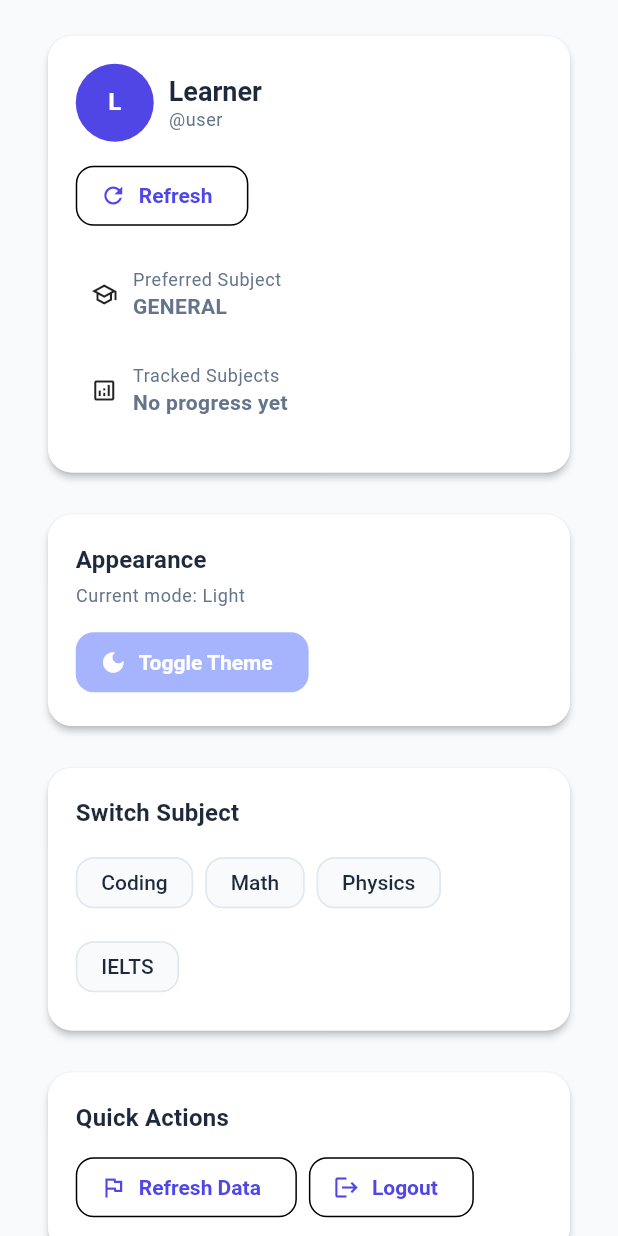
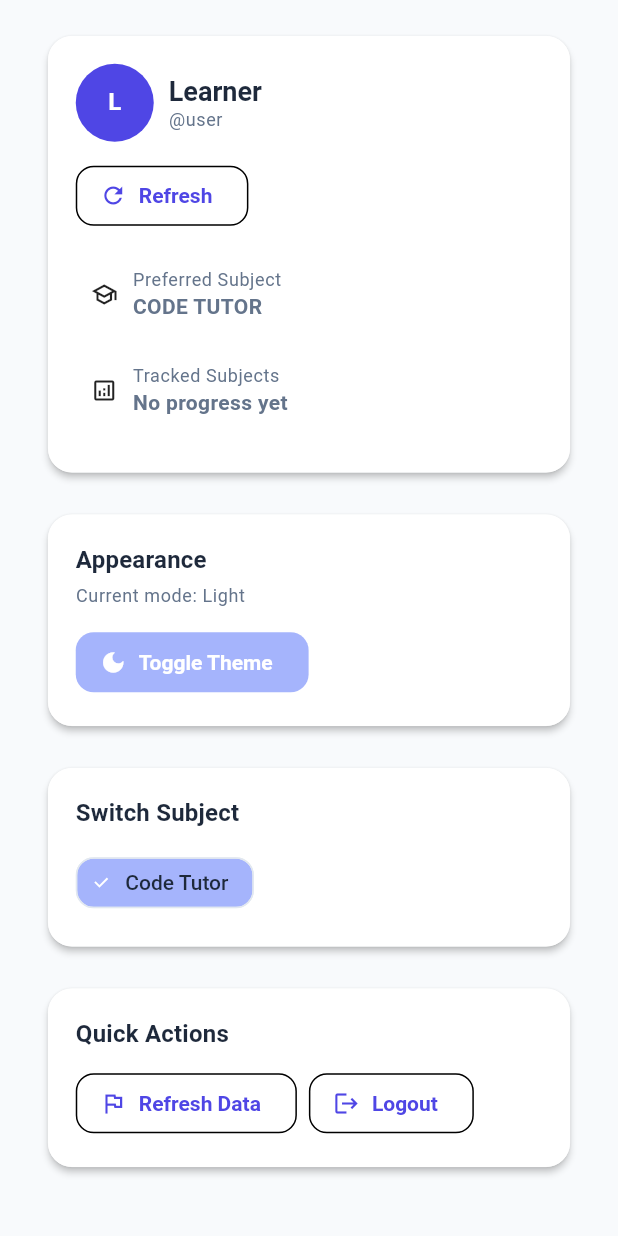
Before and after one commit to priyanshch1105/code-mentor-ai, a Flutter app: the ProfileScreen widget shown alone on an empty page, opened directly with empty values, on a phone screen of 412 x 824 dp. Run offline on Flutter 3.47's test engine with Material 3 defaults, Android fonts, the phone set to English and light mode, and no system bars; our stand-ins replace dio, flutter_animate, shared_preferences; accounts and stored records are empty; network calls fail.

Commit message:
feat: Update ProfileScreen to set subject to 'code tutor' and adjust display logic

```diff
--- a/mobile-app/lib/src/views/dashboard/profile_screen.dart
+++ b/mobile-app/lib/src/views/dashboard/profile_screen.dart
@@ -24,7 +24,7 @@ class _ProfileScreenState extends State<ProfileScreen> {
   bool _loading = true;
   String _username = 'Learner';
   String _email = '';
-  String _subject = 'general';
+  String _subject = 'code tutor';
   Map<String, dynamic> _progress = {};
 
   @override
@@ -151,7 +151,8 @@ class _ProfileScreenState extends State<ProfileScreen> {
               _InfoTile(
                 icon: Icons.school_outlined,
                 label: 'Preferred Subject',
-                value: _subject.toUpperCase(),
+                value: (_subject == 'general' ? 'code tutor' : _subject)
+                    .toUpperCase(),
               ),
               _InfoTile(
                 icon: Icons.analytics_outlined,
@@ -234,24 +235,9 @@ class _ProfileScreenState extends State<ProfileScreen> {
                 runSpacing: 8,
                 children: [
                   ChoiceChip(
-                    label: const Text('Coding'),
-                    selected: _subject == 'coding',
+                    label: const Text('Code Tutor'),
+                    selected: _subject == 'coding' || _subject == 'code tutor',
                     onSelected: (_) => _setSubject('coding'),
-                  ),
-                  ChoiceChip(
-                    label: const Text('Math'),
-                    selected: _subject == 'math',
-                    onSelected: (_) => _setSubject('math'),
-                  ),
-                  ChoiceChip(
-                    label: const Text('Physics'),
-                    selected: _subject == 'physics',
-                    onSelected: (_) => _setSubject('physics'),
-                  ),
-                  ChoiceChip(
-                    label: const Text('IELTS'),
-                    selected: _subject == 'ielts',
-                    onSelected: (_) => _setSubject('ielts'),
                   ),
                 ],
               ),
```
